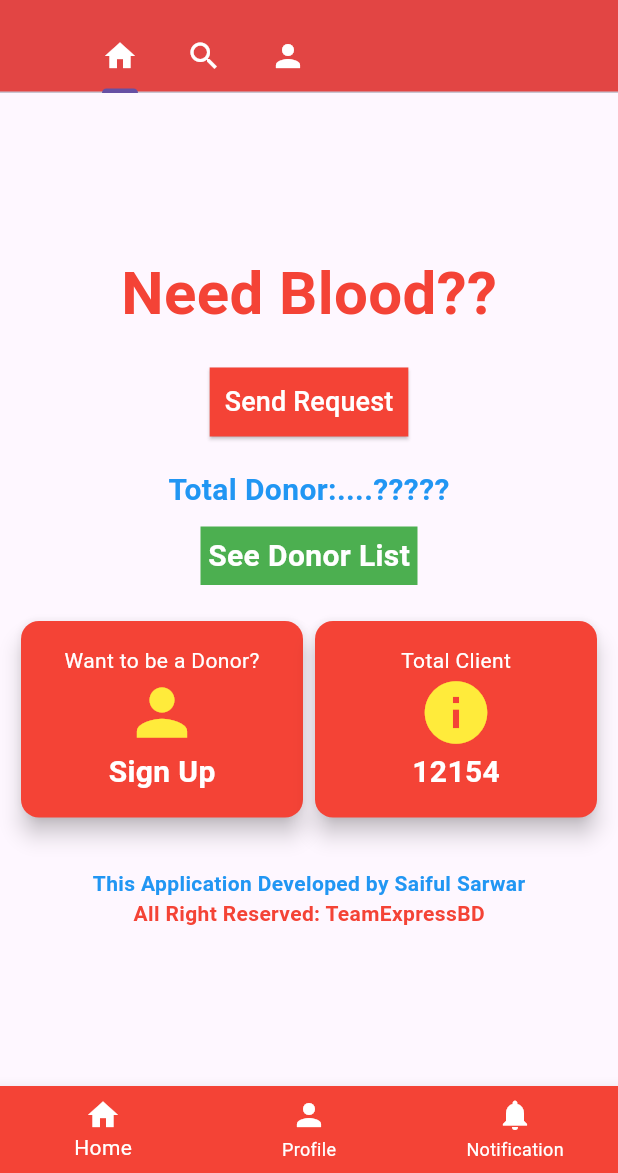
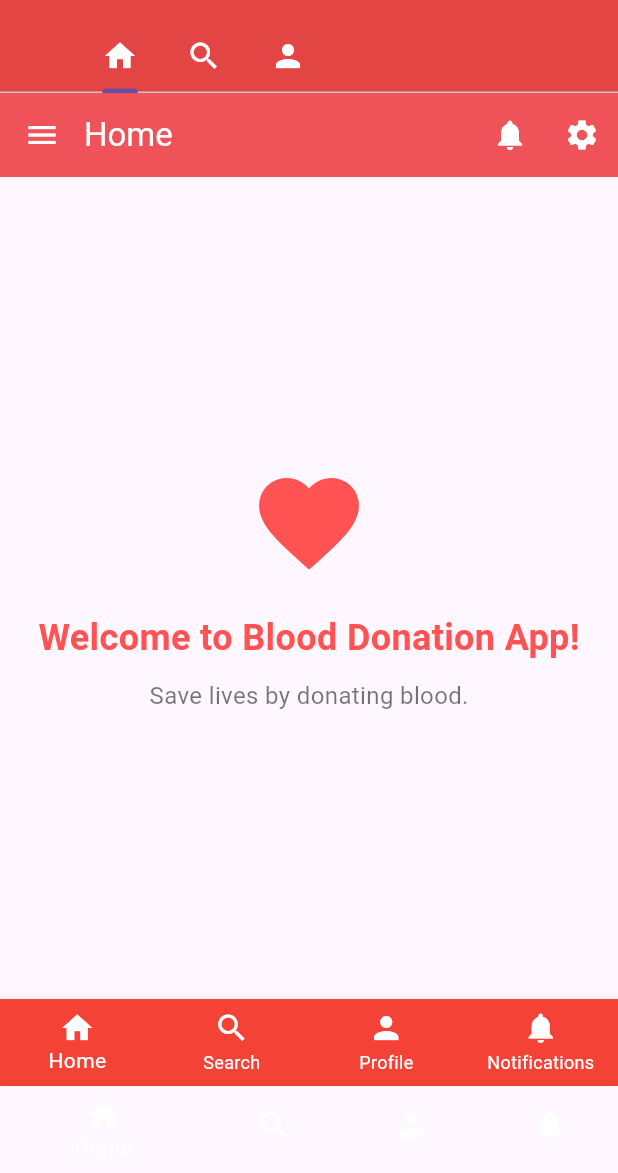
Before and after one commit to saifthpb/blood_sea, a Flutter app: the MainActivity screen opened directly, on a phone screen of 412 x 824 dp, the part 63-1236 px from its top. Run offline on Flutter 3.47's test engine with Material 3 defaults, Android fonts, the phone set to English and light mode, and no system bars.

Commit message:
main.dart and homeFragment.dart code updated!

```diff
--- a/lib/fragments/homeFragment.dart
+++ b/lib/fragments/homeFragment.dart
@@ -1,158 +1,159 @@
-import 'dart:ffi';
-
-import 'package:flutter/cupertino.dart';
 import 'package:flutter/material.dart';
 
-class homeFragment extends StatelessWidget {
-  const homeFragment({super.key});
+class homeFragment extends StatefulWidget {
+  @override
+  _HomeFragmentState createState() => _HomeFragmentState();
+}
+
+class _HomeFragmentState extends State<homeFragment> {
+  int _selectedIndex = 0;
+
+  void _onItemTapped(int index) {
+    setState(() {
+      _selectedIndex = index;
+    });
+  }
 
   @override
   Widget build(BuildContext context) {
     return Scaffold(
-      body: Center(
-        child: Container(
-          // height: 600,
-          // width: 600,
-            padding: EdgeInsets.all(10.0),
-            child: Column(
-              mainAxisAlignment: MainAxisAlignment.center,
-              crossAxisAlignment: CrossAxisAlignment.center,
+      appBar: AppBar(
+        backgroundColor: Colors.redAccent,
+        title: Text("Home"),
+        foregroundColor: Colors.white,
+        elevation: 5,
+        titleSpacing: 0,
+        actions: [
+          IconButton(
+            icon: Icon(Icons.notifications),
+            onPressed: () {
+              // Handle notifications tap
+            },
+          ),
+          IconButton(
+            icon: Icon(Icons.settings),
+            onPressed: () {
+              // Handle settings tap
+            },
+          ),
+        ],
+      ),
+      drawer: Drawer(
+        child: ListView(
+          padding: EdgeInsets.zero,
           children: [
-                Text("Need Blood??",
-                  style: TextStyle(
-                      fontSize: 40,
-                      color: Colors.red,
-                      fontWeight: FontWeight.bold
+            UserAccountsDrawerHeader(
+              decoration: BoxDecoration(color: Colors.redAccent),
+              accountName: Text("Saiful Sarwar"),
+              accountEmail: Text("ssb2001@gmail.com"),
+              currentAccountPicture: CircleAvatar(
+                backgroundImage: AssetImage('assets/ssbf.png'),
               ),
             ),
-                SizedBox(
-                  height: 20,
+            ListTile(
+              leading: Icon(Icons.home),
+              title: Text("Home"),
+              onTap: () {
+                Navigator.pop(context);
+              },
             ),
-                ElevatedButton(
-                  onPressed: (){},
-                  style: ElevatedButton.styleFrom(
-                      backgroundColor: Colors.red,
-                      padding: EdgeInsets.symmetric(vertical: 10, horizontal: 10),
-                      shape: RoundedRectangleBorder(
-                        borderRadius: BorderRadius.zero,
-                      )
+            ListTile(
+              leading: Icon(Icons.person),
+              title: Text("Profile"),
+              onTap: () {
+                Navigator.pop(context);
+                // Navigate to profile fragment
+              },
             ),
-                  child: Text(
-                    "Send Request",
-                    style: TextStyle(fontSize: 18, color: Colors.white),
+            ListTile(
+              leading: Icon(Icons.search),
+              title: Text("Search"),
+              onTap: () {
+                Navigator.pop(context);
+                // Navigate to search fragment
+              },
             ),
+            ListTile(
+              leading: Icon(Icons.contact_emergency),
+              title: Text("Contact"),
+              onTap: () {
+                Navigator.pop(context);
+                // Navigate to contact page
+              },
             ),
-                SizedBox(height: 20,),
-                Text(
-                  "Total Donor:....?????",
-                  style: TextStyle(
-                      fontSize: 20,
-                      color: Colors.blue,
-                      fontWeight: FontWeight.bold
+            ListTile(
+              leading: Icon(Icons.logout),
+              title: Text("Logout"),
+              onTap: () {
+                // Implement logout functionality
+              },
             ),
+            ListTile(
+              leading: Icon(Icons.arrow_back),
+              title: Text("Back"),
+              onTap: () {
+                Navigator.pop(context);
+              },
             ),
-                //donor list text
-                SizedBox(height: 10,),
-                Container(
-                  padding: EdgeInsets.all(5),
-                  color: Colors.green,
-                  child: Text(
-                    "See Donor List",
-                    style: TextStyle(
-                        fontSize: 20,
-                        color: Colors.white,
-                        fontWeight: FontWeight.bold
-                    ),
-                  ),
-                ),
-                SizedBox(height: 20,),
-
-                Row(
-                  mainAxisAlignment: MainAxisAlignment.spaceBetween,
-                  children: [
-                    Expanded(
-                        child: Card(
-                          elevation: 6,
-                          color: Colors.red,
-                          child: Padding(padding: EdgeInsets.all(16.0),
-                            child: Column(
-                              mainAxisSize: MainAxisSize.min,
-
-                              children: [
-                                Text("Want to be a Donor?", style: TextStyle(color: Colors.white),),
-
-                                Icon(
-                                  Icons.person,
-                                  size: 50,
-                                  color: Colors.yellow,),
-                                // SizedBox(height: 20,),
-                                Text(
-                                  "Sign Up",
-                                  style: TextStyle(
-                                    fontSize: 20,
-                                    fontWeight: FontWeight.bold,
-                                    color: Colors.white,
-                                  ),
-                                )
           ],
         ),
       ),
-
-                        )
+      body: Center(
+        child: Column(
+          mainAxisAlignment: MainAxisAlignment.center,
+          children: [
+            Icon(
+              Icons.favorite,
+              size: 80,
+              color: Colors.redAccent,
             ),
-                    Expanded(
-                        child: Card(
-                          elevation: 6,
-                          color: Colors.red,
-                          child: Padding(
-                            padding: EdgeInsets.all(16.0),
-                            child: Column(
-                              mainAxisSize: MainAxisSize.min,
-                              children: [
-                                Text("Total Client", style: TextStyle(fontSize: 14,
-                                  color: Colors.white,
+            SizedBox(height: 20),
+            Text(
+              "Welcome to Blood Donation App!",
+              style: TextStyle(
+                fontSize: 24,
+                fontWeight: FontWeight.bold,
+                color: Colors.redAccent,
               ),
             ),
-                                Icon(Icons.info,
-                                  size: 50,
-                                  color: Colors.yellow,
-                                ),
-                                Text("12154",
+            SizedBox(height: 10),
+            Text(
+              "Save lives by donating blood.",
               style: TextStyle(
-                                    fontSize: 20,
-                                    fontWeight: FontWeight.bold,
-                                    color: Colors.white,
+                fontSize: 16,
+                color: Colors.black54,
               ),
             ),
           ],
         ),
       ),
-
-                        )
+      bottomNavigationBar: BottomNavigationBar(
+        type: BottomNavigationBarType.fixed,
+        backgroundColor: Colors.red,
+        selectedItemColor: Colors.white, // Color for selected item
+        unselectedItemColor: Colors.white, // Color for unselected items
+        currentIndex: _selectedIndex,
+        onTap: _onItemTapped,
+        items: [
+          BottomNavigationBarItem(
+            icon: Icon(Icons.home),
+            label: "Home",
           ),
-
+          BottomNavigationBarItem(
+            icon: Icon(Icons.search),
+            label: "Search",
+          ),
+          BottomNavigationBarItem(
+            icon: Icon(Icons.person),
+            label: "Profile",
+          ),
+          BottomNavigationBarItem(
+            icon: Icon(Icons.notifications),
+            label: "Notifications",
+          ),
         ],
-                ),
-                SizedBox(height: 30,),
-                Text(
-                  "This Application Developed by Saiful Sarwar",
-                  style: TextStyle(color: Colors.blue, fontWeight: FontWeight.bold),
-                ),
-
-                Text("All Right Reserved: TeamExpressBD",
-                  style: TextStyle(color: Colors.red, fontWeight: FontWeight.bold),
-                ),
-
-              ],
-            )
-
-
-        ),
-
       ),
 
     );
-
-
   }
 }
--- a/lib/main.dart
+++ b/lib/main.dart
@@ -22,8 +22,25 @@ class MyApp extends StatelessWidget {
   }
 }
 
-class MainActivity extends StatelessWidget {
+class MainActivity extends StatefulWidget {
   //const SplashScreenActivity({super.key});
+  @override
+  _MainActivityState createState() => _MainActivityState();
+}
+class _MainActivityState extends State<MainActivity> {
+  int _selectedIndex = 0;
+  final List<Widget> _pages = [
+    homeFragment(),
+    searchFragment(),
+    profileFragment(),
+    notificationFragment(),
+  ];
+
+  void _onItemTapped(int index) {
+    setState(() {
+      _selectedIndex = index;
+    });
+  }
 
   @override
   Widget build(BuildContext context) {
@@ -40,24 +57,23 @@ class MainActivity extends StatelessWidget {
              isScrollable: true,
             labelColor: Colors.white,
             unselectedLabelColor: Colors.white,
-            //
-            //
+
             tabs: [
               Tab(icon: Icon(Icons.home)),
               Tab(icon: Icon(Icons.search)),
               Tab(icon: Icon(Icons.person)),
-            //
             ]
              ),
           ),
-          body: TabBarView(
-              children: [
-                homeFragment(),
-                searchFragment(),
-                profileFragment(),
-
-          ],
-          ),
+          body: _pages[_selectedIndex],
+          // TabBarView(
+          //     children: [
+          //       homeFragment(),
+          //       searchFragment(),
+          //       profileFragment(),
+          //
+          // ],
+          // ),
           drawer: Drawer(
             child: ListView(
               children: [
@@ -68,7 +84,6 @@ class MainActivity extends StatelessWidget {
                     accountName: Text("Saiful Sarwar"),
                     accountEmail: Text("ssb2001@gmail.com"),
                     currentAccountPicture: CircleAvatar(
-
                       radius: 30.0,
                         backgroundImage: AssetImage('assets/ssbf.png'),
 
@@ -82,22 +97,39 @@ class MainActivity extends StatelessWidget {
                 ListTile(
                   leading: Icon(Icons.home),
                   title: Text("Home"),
-                  onTap: (){},
+                  onTap: (){
+                    Navigator.pop(context);
+                    setState(() {
+                      _selectedIndex=0;
+                    });
+                  },
                 ),
                 ListTile(
                   leading: Icon(Icons.person),
                   title: Text("Profile"),
-                  onTap: (){},
+                  onTap: (){
+                    Navigator.pop(context);
+                    setState(() {
+                      _selectedIndex=2;
+                    });
+                  },
                 ),
                 ListTile(
                   leading: Icon(Icons.search),
                   title: Text("Search"),
-                  onTap: (){},
+                  onTap: (){
+                    Navigator.pop(context);
+                    setState(() {
+                      _selectedIndex=1;
+                    });
+                  },
                 ),
                 ListTile(
                   leading: Icon(Icons.contact_emergency),
                   title: Text("Contact"),
-                  onTap: (){},
+                  onTap: (){
+                    Navigator.pop(context);
+                  },
                 ),
                 ListTile(
                   leading: Icon(Icons.logout),
@@ -121,9 +153,12 @@ class MainActivity extends StatelessWidget {
               backgroundColor: Colors.red,
               selectedItemColor: Colors.white, // Color for selected item
               unselectedItemColor: Colors.white, // Color for unselected items
+              currentIndex: _selectedIndex,
+            onTap: _onItemTapped,
 
             items: [
               BottomNavigationBarItem(icon: Icon(Icons.home), label: "Home"),
+              BottomNavigationBarItem(icon: Icon(Icons.search), label: "Search"),
               BottomNavigationBarItem(icon: Icon(Icons.person), label: "Profile"),
               BottomNavigationBarItem(icon: Icon(Icons.notifications), label: "Notification"),
 
```
Lines whose indentation alone changed are shown as unchanged.
